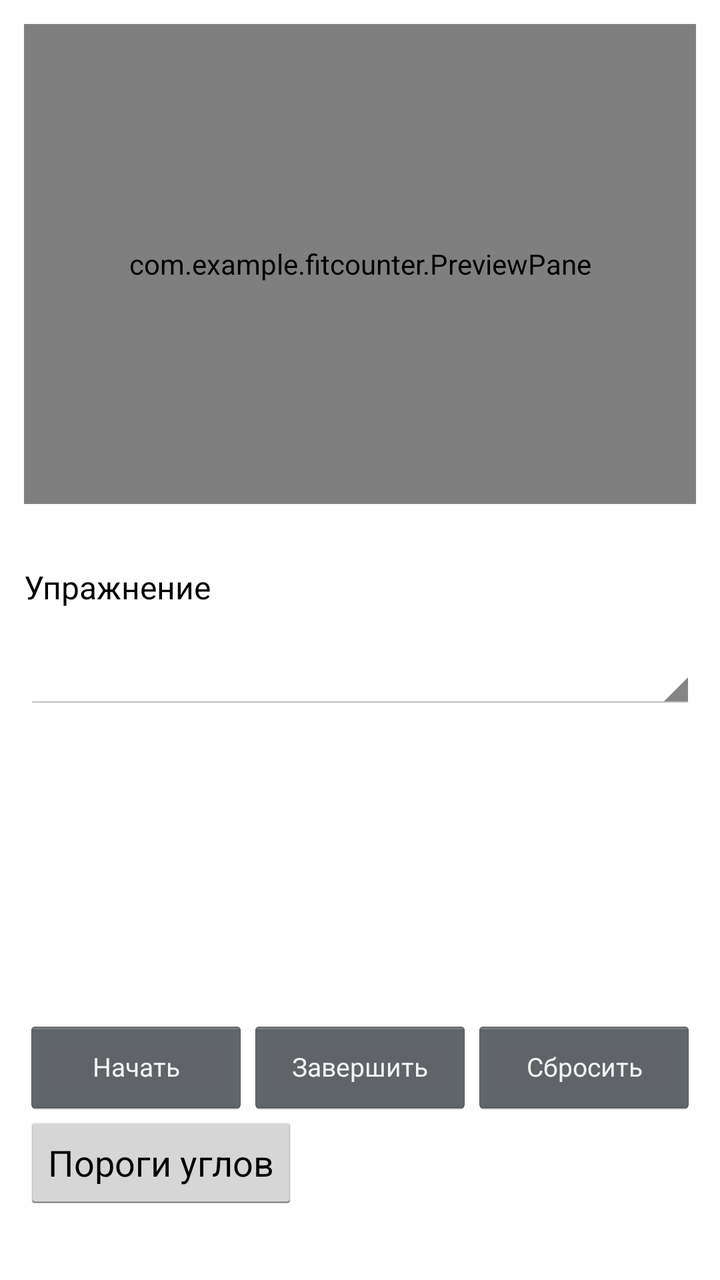
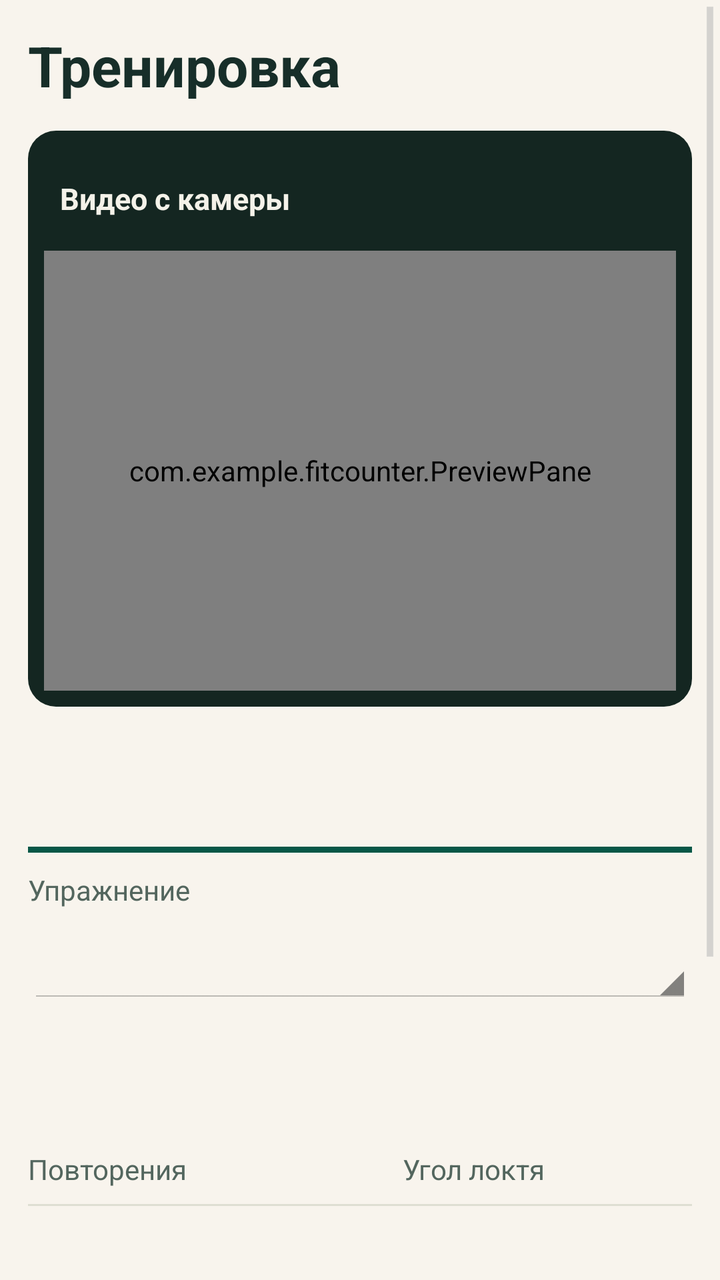

An Android layout rendered at two revisions. The XML below is the earlier revision; the diff shows what the commit changed to produce the second picture.
<!-- AndroidManifest.xml: application theme Theme.FitCounter -->
<!-- res/layout/screen_training.xml -->
<ScrollView xmlns:android="http://schemas.android.com/apk/res/android" android:id="@+id/training_screen" android:layout_width="match_parent" android:layout_height="match_parent" android:fillViewport="true">
    <LinearLayout android:layout_width="match_parent" android:layout_height="wrap_content" android:orientation="vertical" android:padding="12dp">
        <com.example.fitcounter.PreviewPane android:id="@+id/preview" android:layout_width="match_parent" android:layout_height="240dp" android:background="@color/black">
            <TextureView android:id="@+id/camera_texture" android:layout_width="match_parent" android:layout_height="match_parent" android:contentDescription="@string/preview_label"/>
            <com.example.fitcounter.SkeletonView android:id="@+id/skeleton" android:layout_width="match_parent" android:layout_height="match_parent"/>
        </com.example.fitcounter.PreviewPane>
        <TextView android:id="@+id/camera_status" style="@style/FitCounter.Line" />
        <Button android:id="@+id/switch_camera" android:layout_width="wrap_content" android:layout_height="wrap_content" android:text="@string/switch_camera" android:visibility="gone"/>
        <Button android:id="@+id/retry_camera" android:layout_width="wrap_content" android:layout_height="wrap_content" android:text="@string/retry" android:visibility="gone"/>
        <TextView  style="@style/FitCounter.Line" android:labelFor="@id/exercise" android:text="@string/exercise_label"/>
        <Spinner android:id="@+id/exercise" android:layout_width="match_parent" android:layout_height="wrap_content" android:minHeight="48dp"/>
        <TextView android:id="@+id/repetitions" style="@style/FitCounter.Line" android:textSize="28sp" android:textStyle="bold"/>
        <TextView android:id="@+id/angle" style="@style/FitCounter.Line" />
        <TextView android:id="@+id/phase" style="@style/FitCounter.Line" />
        <TextView android:id="@+id/hint" style="@style/FitCounter.Line" />
        <TextView android:id="@+id/save_message" style="@style/FitCounter.Line" />
        <LinearLayout android:layout_width="match_parent" android:layout_height="wrap_content">
            <Button android:id="@+id/start_workout" style="@style/FitCounter.Nav" android:text="@string/start" />
            <Button android:id="@+id/finish_workout" style="@style/FitCounter.Nav" android:text="@string/finish" />
            <Button android:id="@+id/reset_workout" style="@style/FitCounter.Nav" android:text="@string/reset" />
        </LinearLayout>
        <Button android:id="@+id/thresholds" android:layout_width="wrap_content" android:layout_height="wrap_content" android:text="@string/thresholds" />
    </LinearLayout>
</ScrollView>
<!-- resources referenced by this layout -->
<resources>
  <color name="black">#FF000000</color>
  <style name="FitCounter.Line">
          <item name="android:layout_width">match_parent</item>
          <item name="android:layout_height">wrap_content</item>
          <item name="android:paddingTop">3dp</item>
          <item name="android:paddingBottom">3dp</item>
          <item name="android:textColor">@color/black</item>
          <item name="android:textSize">16sp</item>
      </style>
  <style name="FitCounter.Nav" parent="android:style/Widget.Holo.Button">
          <item name="android:layout_width">0dp</item>
          <item name="android:layout_height">wrap_content</item>
          <item name="android:layout_weight">1</item>
          <item name="android:minWidth">0dp</item>
          <item name="android:minHeight">48dp</item>
          <item name="android:paddingLeft">2dp</item>
          <item name="android:paddingRight">2dp</item>
          <item name="android:textSize">13sp</item>
      </style>
  <style name="Theme.FitCounter" parent="android:style/Theme.Holo.Light.NoActionBar">
          <item name="android:windowBackground">@color/white</item>
      </style>
  <color name="white">#FFFFFFFF</color>
  <!-- unchanged entries left out for length: 8 -->
</resources>

<!-- the commit's change to res/layout/screen_training.xml (unified diff, before → after) -->
@@ -1,24 +1,55 @@
+<?xml version='1.0' encoding='utf-8'?>
 <ScrollView xmlns:android="http://schemas.android.com/apk/res/android" android:id="@+id/training_screen" android:layout_width="match_parent" android:layout_height="match_parent" android:fillViewport="true">
-    <LinearLayout android:layout_width="match_parent" android:layout_height="wrap_content" android:orientation="vertical" android:padding="12dp">
-        <com.example.fitcounter.PreviewPane android:id="@+id/preview" android:layout_width="match_parent" android:layout_height="240dp" android:background="@color/black">
-            <TextureView android:id="@+id/camera_texture" android:layout_width="match_parent" android:layout_height="match_parent" android:contentDescription="@string/preview_label"/>
-            <com.example.fitcounter.SkeletonView android:id="@+id/skeleton" android:layout_width="match_parent" android:layout_height="match_parent"/>
-        </com.example.fitcounter.PreviewPane>
-        <TextView android:id="@+id/camera_status" style="@style/FitCounter.Line" />
-        <Button android:id="@+id/switch_camera" android:layout_width="wrap_content" android:layout_height="wrap_content" android:text="@string/switch_camera" android:visibility="gone"/>
-        <Button android:id="@+id/retry_camera" android:layout_width="wrap_content" android:layout_height="wrap_content" android:text="@string/retry" android:visibility="gone"/>
-        <TextView  style="@style/FitCounter.Line" android:labelFor="@id/exercise" android:text="@string/exercise_label"/>
-        <Spinner android:id="@+id/exercise" android:layout_width="match_parent" android:layout_height="wrap_content" android:minHeight="48dp"/>
-        <TextView android:id="@+id/repetitions" style="@style/FitCounter.Line" android:textSize="28sp" android:textStyle="bold"/>
-        <TextView android:id="@+id/angle" style="@style/FitCounter.Line" />
-        <TextView android:id="@+id/phase" style="@style/FitCounter.Line" />
-        <TextView android:id="@+id/hint" style="@style/FitCounter.Line" />
-        <TextView android:id="@+id/save_message" style="@style/FitCounter.Line" />
-        <LinearLayout android:layout_width="match_parent" android:layout_height="wrap_content">
-            <Button android:id="@+id/start_workout" style="@style/FitCounter.Nav" android:text="@string/start" />
-            <Button android:id="@+id/finish_workout" style="@style/FitCounter.Nav" android:text="@string/finish" />
-            <Button android:id="@+id/reset_workout" style="@style/FitCounter.Nav" android:text="@string/reset" />
+    <LinearLayout android:layout_width="match_parent" android:layout_height="wrap_content" android:orientation="vertical" android:padding="14dp">
+        <TextView style="@style/FitCounter.Title" android:text="@string/training" />
+        <LinearLayout android:layout_width="match_parent" android:layout_height="wrap_content" android:orientation="vertical" android:baselineAligned="false">
+            <include layout="@layout/training_camera" />
+            <Space android:layout_width="1dp" android:layout_height="14dp" />
+            <include layout="@layout/training_controls" />
         </LinearLayout>
-        <Button android:id="@+id/thresholds" android:layout_width="wrap_content" android:layout_height="wrap_content" android:text="@string/thresholds" />
     </LinearLayout>
 </ScrollView>
+<!-- res/layout/training_camera.xml (included above) -->
+<?xml version='1.0' encoding='utf-8'?>
+<LinearLayout xmlns:android="http://schemas.android.com/apk/res/android" android:layout_width="match_parent" android:layout_height="wrap_content" android:orientation="vertical">
+    <LinearLayout android:layout_width="match_parent" android:layout_height="wrap_content" android:orientation="vertical" android:background="@drawable/ui_camera" android:padding="8dp">
+        <LinearLayout android:layout_width="match_parent" android:layout_height="52dp" android:gravity="center_vertical" android:paddingStart="8dp">
+            <TextView android:id="@+id/camera_facing" android:layout_width="0dp" android:layout_height="wrap_content" android:layout_weight="1" android:text="@string/preview_label" android:textColor="#F4F2E9" android:textSize="15sp" android:textStyle="bold" />
+            <com.example.fitcounter.CameraSwitchButton android:id="@+id/switch_camera" android:layout_width="48dp" android:layout_height="48dp" android:background="@drawable/ui_flip" android:contentDescription="@string/switch_camera" android:visibility="gone" />
+        </LinearLayout>
+        <com.example.fitcounter.PreviewPane android:id="@+id/preview" android:layout_width="match_parent" android:layout_height="@dimen/training_preview_height" android:background="#203A31">
+            <TextureView android:id="@+id/camera_texture" android:layout_width="match_parent" android:layout_height="match_parent" android:contentDescription="@string/preview_label" />
+            <com.example.fitcounter.SkeletonView android:id="@+id/skeleton" android:layout_width="match_parent" android:layout_height="match_parent" />
+        </com.example.fitcounter.PreviewPane>
+    </LinearLayout>
+    <TextView android:id="@+id/camera_status" style="@style/FitCounter.Line" android:layout_marginTop="8dp" android:minHeight="48dp" android:gravity="center_vertical" android:padding="10dp" />
+    <Button android:id="@+id/retry_camera" style="@style/FitCounter.Button" android:text="@string/retry" android:layout_marginTop="6dp" android:visibility="gone" />
+</LinearLayout>
+<!-- res/layout/training_controls.xml (included above) -->
+<?xml version='1.0' encoding='utf-8'?>
+<LinearLayout xmlns:android="http://schemas.android.com/apk/res/android" android:layout_width="match_parent" android:layout_height="wrap_content" android:orientation="vertical">
+    <View android:layout_width="match_parent" android:layout_height="3dp" android:background="@color/ui_emerald" />
+    <TextView style="@style/FitCounter.Caption" android:layout_marginTop="9dp" android:labelFor="@+id/exercise" android:text="@string/exercise_label" />
+    <Spinner android:id="@id/exercise" android:layout_width="match_parent" android:layout_height="wrap_content" android:minHeight="48dp" android:paddingStart="8dp" android:paddingEnd="8dp" android:popupBackground="@drawable/ui_card" />
+    <LinearLayout android:layout_width="match_parent" android:layout_height="wrap_content" android:gravity="bottom" android:baselineAligned="false" android:layout_marginTop="5dp" android:layout_marginBottom="8dp">
+        <LinearLayout android:layout_width="0dp" android:layout_height="wrap_content" android:layout_weight="1.3" android:orientation="vertical">
+            <TextView android:id="@+id/repetitions" style="@style/FitCounter.Metric" />
+            <TextView style="@style/FitCounter.Caption" android:text="@string/repetitions_label" />
+        </LinearLayout>
+        <LinearLayout android:layout_width="0dp" android:layout_height="wrap_content" android:layout_weight="1" android:orientation="vertical">
+            <TextView android:id="@+id/angle" style="@style/FitCounter.Metric" android:textSize="39sp" android:textColor="@color/ui_graphite" />
+            <TextView android:id="@+id/angle_label" style="@style/FitCounter.Caption" android:text="@string/elbow_label" />
+        </LinearLayout>
+    </LinearLayout>
+    <View android:layout_width="match_parent" android:layout_height="1dp" android:background="@color/ui_line" />
+    <TextView android:id="@+id/phase" style="@style/FitCounter.Line" android:layout_marginTop="8dp" android:textStyle="bold" />
+    <TextView android:id="@+id/hint" style="@style/FitCounter.Caption" android:layout_marginTop="4dp" android:layout_marginBottom="9dp" />
+    <TextView android:id="@+id/save_message" style="@style/FitCounter.Line" />
+    <Button android:id="@+id/start_workout" style="@style/FitCounter.Button" android:text="@string/start" android:layout_width="match_parent" android:background="@drawable/ui_primary" android:textColor="@color/ui_primary_text" />
+    <LinearLayout android:layout_width="match_parent" android:layout_height="wrap_content" android:layout_marginTop="6dp">
+        <Button android:id="@+id/finish_workout" style="@style/FitCounter.Button" android:text="@string/finish" android:layout_width="0dp" android:layout_weight="1" />
+        <Space android:layout_width="6dp" android:layout_height="1dp" />
+        <Button android:id="@+id/reset_workout" style="@style/FitCounter.Button" android:text="@string/reset" android:layout_width="0dp" android:layout_weight="1" />
+    </LinearLayout>
+    <Button android:id="@+id/thresholds" style="@style/FitCounter.Button" android:text="@string/thresholds" android:background="@drawable/ui_nav" android:textColor="@color/ui_emerald" />
+</LinearLayout>
<!-- resource entries referenced after the edit -->
@@ -1,28 +1,150 @@
 <!-- resources referenced by this layout -->
 <resources>
-  <color name="black">#FF000000</color>
+  <color name="ui_emerald">#075747</color>
+  <color name="ui_graphite">#172E29</color>
+  <color name="ui_line">#DEDED2</color>
+  <dimen name="training_preview_height">220dp</dimen>
+  <!-- drawable ui_camera (drawable) -->
+  <?xml version='1.0' encoding='utf-8'?>
+  <shape xmlns:android="http://schemas.android.com/apk/res/android">
+      <solid android:color="@color/ui_video" />
+      <corners android:radius="14dp" />
+  </shape>
+  <!-- drawable ui_card (drawable) -->
+  <?xml version='1.0' encoding='utf-8'?>
+  <shape xmlns:android="http://schemas.android.com/apk/res/android">
+      <solid android:color="@color/ui_paper" />
+      <corners android:radius="14dp" />
+  </shape>
+  <!-- drawable ui_flip (drawable) -->
+  <?xml version='1.0' encoding='utf-8'?>
+  <selector xmlns:android="http://schemas.android.com/apk/res/android">
+      <item android:state_pressed="true">
+          <shape>
+              <solid android:color="#416658" />
+              <corners android:radius="9dp" />
+          </shape>
+      </item>
+      <item>
+          <shape>
+              <solid android:color="#29463B" />
+              <corners android:radius="9dp" />
+          </shape>
+      </item>
+  </selector>
+  <!-- drawable ui_nav (drawable) -->
+  <?xml version='1.0' encoding='utf-8'?>
+  <selector xmlns:android="http://schemas.android.com/apk/res/android">
+      <item android:state_selected="true">
+          <shape>
+              <solid android:color="@color/ui_moss" />
+              <corners android:radius="9dp" />
+          </shape>
+      </item>
+      <item android:state_pressed="true">
+          <shape>
+              <solid android:color="#DCE8DB" />
+              <corners android:radius="9dp" />
+          </shape>
+      </item>
+      <item>
+          <shape>
+              <solid android:color="@android:color/transparent" />
+              <corners android:radius="9dp" />
+          </shape>
+      </item>
+  </selector>
+  <!-- drawable ui_primary (drawable) -->
+  <?xml version='1.0' encoding='utf-8'?>
+  <selector xmlns:android="http://schemas.android.com/apk/res/android">
+      <item android:state_enabled="false">
+          <shape>
+              <solid android:color="#E9EBE4" />
+              <corners android:radius="9dp" />
+          </shape>
+      </item>
+      <item android:state_pressed="true">
+          <shape>
+              <solid android:color="#064436" />
+              <corners android:radius="9dp" />
+          </shape>
+      </item>
+      <item>
+          <shape>
+              <solid android:color="@color/ui_emerald" />
+              <corners android:radius="9dp" />
+          </shape>
+      </item>
+  </selector>
+  <string name="elbow_label">Угол локтя</string>
+  <string name="repetitions_label">Повторения</string>
+  <string name="training">Тренировка</string>
+  <style name="FitCounter.Button" parent="android:style/Widget.Holo.Button">
+      <item name="android:layout_width">wrap_content</item>
+      <item name="android:layout_height">wrap_content</item>
+      <item name="android:minHeight">48dp</item>
+      <item name="android:minWidth">0dp</item>
+      <item name="android:background">@drawable/ui_button</item>
+      <item name="android:textColor">@color/ui_graphite</item>
+      <item name="android:textSize">15sp</item>
+      <item name="android:textStyle">bold</item>
+      <item name="android:paddingStart">8dp</item>
+      <item name="android:paddingEnd">8dp</item>
+  </style>
+  <style name="FitCounter.Caption" parent="FitCounter.Line">
+      <item name="android:textColor">@color/ui_muted</item>
+      <item name="android:textSize">14sp</item>
+  </style>
   <style name="FitCounter.Line">
-          <item name="android:layout_width">match_parent</item>
-          <item name="android:layout_height">wrap_content</item>
-          <item name="android:paddingTop">3dp</item>
-          <item name="android:paddingBottom">3dp</item>
-          <item name="android:textColor">@color/black</item>
-          <item name="android:textSize">16sp</item>
+      <item name="android:layout_width">match_parent</item>
+      <item name="android:layout_height">wrap_content</item>
+      <item name="android:textColor">@color/ui_graphite</item>
+      <item name="android:textSize">16sp</item>
+  </style>
+  <style name="FitCounter.Metric" parent="FitCounter.Line">
+      <item name="android:textStyle">bold</item>
+      <item name="android:fontFamily">sans-serif-condensed</item>
+      <item name="android:textColor">@color/ui_emerald</item>
+      <item name="android:textSize">58sp</item>
+      <item name="android:includeFontPadding">false</item>
+  </style>
+  <style name="FitCounter.Title" parent="FitCounter.Line">
+      <item name="android:textStyle">bold</item>
+      <item name="android:textSize">28sp</item>
+      <item name="android:layout_marginBottom">14dp</item>
+  </style>
+  <style name="Theme.FitCounter" parent="android:style/Theme.Holo.Light.NoActionBar">
+          <item name="android:windowBackground">@color/ui_canvas</item>
+          <item name="android:textColorPrimary">@color/ui_graphite</item>
+          <item name="android:textColorSecondary">@color/ui_muted</item>
       </style>
-  <style name="FitCounter.Nav" parent="android:style/Widget.Holo.Button">
-          <item name="android:layout_width">0dp</item>
-          <item name="android:layout_height">wrap_content</item>
-          <item name="android:layout_weight">1</item>
-          <item name="android:minWidth">0dp</item>
-          <item name="android:minHeight">48dp</item>
-          <item name="android:paddingLeft">2dp</item>
-          <item name="android:paddingRight">2dp</item>
-          <item name="android:textSize">13sp</item>
-      </style>
-  <style name="Theme.FitCounter" parent="android:style/Theme.Holo.Light.NoActionBar">
-          <item name="android:windowBackground">@color/white</item>
-      </style>
-  <color name="white">#FFFFFFFF</color>
+  <color name="ui_video">#142621</color>
+  <color name="ui_paper">#FFFDF8</color>
+  <color name="ui_moss">#E4EDE3</color>
+  <!-- drawable ui_button (drawable) -->
+  <?xml version='1.0' encoding='utf-8'?>
+  <selector xmlns:android="http://schemas.android.com/apk/res/android">
+      <item android:state_enabled="false">
+          <shape>
+              <solid android:color="#E9EBE4" />
+              <corners android:radius="9dp" />
+          </shape>
+      </item>
+      <item android:state_pressed="true">
+          <shape>
+              <solid android:color="#CEDFD1" />
+              <corners android:radius="9dp" />
+          </shape>
+      </item>
+      <item>
+          <shape>
+              <solid android:color="@color/ui_moss" />
+              <corners android:radius="9dp" />
+          </shape>
+      </item>
+  </selector>
+  <color name="ui_muted">#53665E</color>
+  <color name="ui_canvas">#F8F4ED</color>
   <!-- unchanged entries left out for length: 8 -->
 </resources>
 
